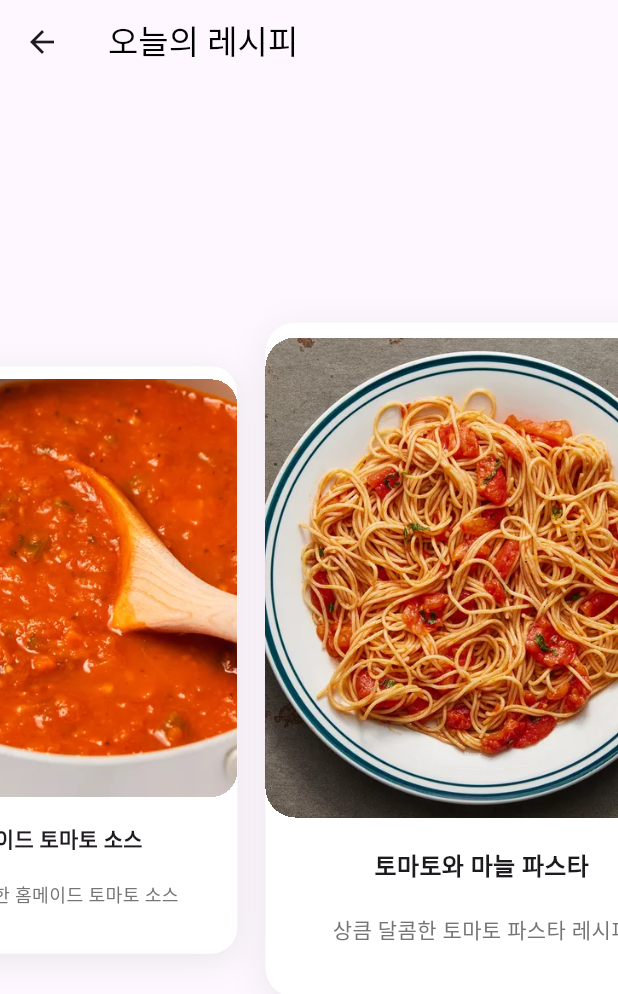
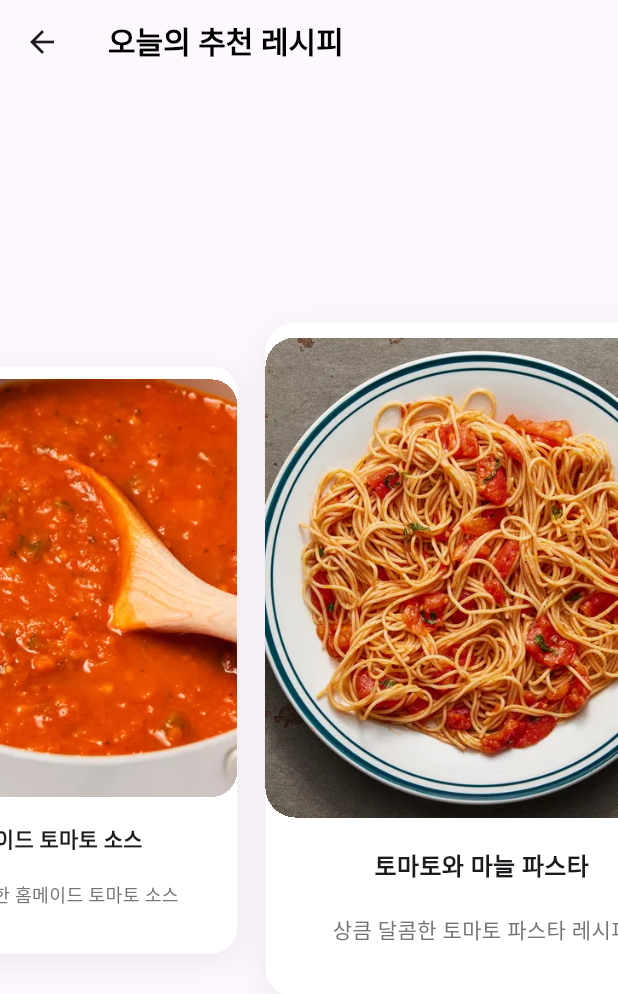
Before and after one commit to mi-ci/vgt, a Flutter app: the screen it shows after launch, after a tap on "오늘의 추천 레시피", on a phone screen of 412 x 824 dp. Shown: the top 994 px of the screen. Run offline on Flutter 3.47's test engine with Material 3 defaults, Android fonts, the phone set to English and light mode, and no system bars; drawn by our look-alikes of carousel_slider; our stand-ins replace animate_do, google_mobile_ads, image_picker, permission_handler; network calls fail.

Commit message:
jun-토큰페이지

```diff
--- a/analysis_options.yaml
+++ b/analysis_options.yaml
@@ -23,6 +23,5 @@ linter:
   rules:
     # avoid_print: false  # Uncomment to disable the `avoid_print` rule
     # prefer_single_quotes: true  # Uncomment to enable the `prefer_single_quotes` rule
-
 # Additional information about this file can be found at
 # https://dart.dev/guides/language/analysis-options
--- a/lib/main.dart
+++ b/lib/main.dart
@@ -1,9 +1,6 @@
-import 'dart:math';
 import 'package:flutter/material.dart';
 import 'package:flutter/services.dart';
 import 'package:animate_do/animate_do.dart';
-import 'package:bouncing_widget/bouncing_widget.dart';
-import 'package:pattern_formatter/pattern_formatter.dart';
 import 'package:image_picker/image_picker.dart';
 import 'package:permission_handler/permission_handler.dart';
 import 'random.dart';
@@ -11,6 +8,7 @@ import 'dart:io';
 import 'package:http/http.dart' as http;
 import 'camerapage.dart';
 import 'package:google_mobile_ads/google_mobile_ads.dart';
+import 'tokenPage.dart';
 
 void main() {
   WidgetsFlutterBinding.ensureInitialized();
@@ -229,7 +227,34 @@ class _SendMoneyState extends State<HomePage> {
                         ),
                       ),
                     ),
-                  )
+                  ),
+                  SizedBox(height: 10.0), // 여기에 SizedBox를 추가하여 위젯 사이에 간격을 줍니다.
+                  FadeInUp(
+                    duration: Duration(milliseconds: 1000),
+                    child: Padding(
+                      padding: const EdgeInsets.symmetric(horizontal: 50.0),
+                      child: Material(
+                        elevation: 5,
+                        borderRadius: BorderRadius.circular(10),
+                        color: Colors.black,
+                        child: MaterialButton(
+                          onPressed: () {
+                            Navigator.push(
+                              context,
+                              MaterialPageRoute(
+                                  builder: (context) => TokenPage()),
+                            );
+                          },
+                          minWidth: double.infinity,
+                          height: 50,
+                          child: Text(
+                            "토큰 페이지",
+                            style: TextStyle(color: Colors.white, fontSize: 16),
+                          ),
+                        ),
+                      ),
+                    ),
+                  ),
                 ],
               ),
             ),
--- a/lib/random.dart
+++ b/lib/random.dart
@@ -1,6 +1,5 @@
 import 'dart:convert';
 import 'dart:math';
-import 'main.dart';
 import 'package:flutter/material.dart';
 import 'package:flutter/services.dart' show rootBundle;
 import 'package:carousel_slider/carousel_slider.dart';
@@ -13,8 +12,8 @@ class RecipeRandomizer extends StatefulWidget {
 class _RecipeRandomizerState extends State<RecipeRandomizer> {
   List<Map> _products = [];
   int _current = 0;
-  dynamic _selectedIndex = {};
-  CarouselController _carouselController = new CarouselController();
+  Map _selectedIndex = {}; // 타입을 Map으로 변경
+  CarouselController _carouselController = CarouselController();
 
   @override
   void initState() {
@@ -35,27 +34,24 @@ class _RecipeRandomizerState extends State<RecipeRandomizer> {
     List<dynamic> categoryRawList = decodedData[randomCategory];
     List<Map> categoryList = categoryRawList.cast<Map>(); // 타입 캐스팅 추가
     if (categoryList.length >= 3) {
-      // 레시피가 3개 이상 있는지 확인
-      categoryList.shuffle(); // 리스트를 무작위로 섞음
-      List<Map> selectedRecipes = categoryList.sublist(0, 3); // 상위 3개의 레시피 선택
-      setState(() {
-        _products = selectedRecipes; // 상태 업데이트
-      });
+      categoryList.shuffle();
+      _products = categoryList.sublist(0, 3);
     } else {
-      // 레시피 수가 3개 미만인 경우의 처리 로직
-      // 예: 모든 레시피를 사용하거나 사용자에게 알림 등
-      setState(() {
-        _products = categoryList; // 가능한 모든 레시피를 사용
-      });
-    } // 리스트 복사 생성
+      _products = categoryList;
+    }
+    setState(() {});
   }
 
   @override
   Widget build(BuildContext context) {
     return Scaffold(
-      floatingActionButton: _selectedIndex.length > 0
+      floatingActionButton: _selectedIndex.isNotEmpty // Map이 비어있는지 확인
           ? FloatingActionButton(
-              onPressed: () {},
+              onPressed: () {
+                // onPressed 함수 구현
+                // 예: 선택된 레시피로 다음 단계로 이동하는 코드 추가
+                // Navigator.push(context, MaterialPageRoute(builder: (context) => NextPage()));
+              },
               child: Icon(Icons.arrow_forward_ios),
             )
           : null,
@@ -63,9 +59,11 @@ class _RecipeRandomizerState extends State<RecipeRandomizer> {
         elevation: 0,
         backgroundColor: Colors.transparent,
         title: Text(
-          '오늘의 레시피',
+          '오늘의 추천 레시피',
           style: TextStyle(
             color: Colors.black,
+            fontSize: 20, // 예시로 추가된 텍스트 스타일링
+            fontWeight: FontWeight.bold,
           ),
         ),
       ),
@@ -84,7 +82,8 @@ class _RecipeRandomizerState extends State<RecipeRandomizer> {
               setState(() {
                 _current = index;
               });
-                }),
+            },
+          ),
           items: _products.map((recipe) {
             return Builder(
               builder: (BuildContext context) {
@@ -105,22 +104,24 @@ class _RecipeRandomizerState extends State<RecipeRandomizer> {
                       color: Colors.white,
                       borderRadius: BorderRadius.circular(20),
                       border: _selectedIndex == recipe
-                              ? Border.all(
-                                  color: Colors.blue.shade500, width: 3)
+                          ? Border.all(color: Colors.blue.shade500, width: 3)
                           : null,
                       boxShadow: _selectedIndex == recipe
                           ? [
                               BoxShadow(
                                 color: Colors.blue.shade100,
                                 blurRadius: 30,
-                                      offset: Offset(0, 10))
+                                offset: Offset(0, 10),
+                              )
                             ]
                           : [
                               BoxShadow(
                                 color: Colors.grey.withOpacity(0.2),
                                 blurRadius: 20,
-                                      offset: Offset(0, 5))
-                                ]),
+                                offset: Offset(0, 5),
+                              )
+                            ],
+                    ),
                     child: SingleChildScrollView(
                       child: Column(
                         children: [
@@ -131,24 +132,26 @@ class _RecipeRandomizerState extends State<RecipeRandomizer> {
                             decoration: BoxDecoration(
                               borderRadius: BorderRadius.circular(20),
                             ),
-                              child: Image.asset(recipe['image'],
-                                  fit: BoxFit.cover),
+                            child: Image.asset(
+                              recipe['image'],
+                              fit: BoxFit.cover,
                             ),
-                            SizedBox(
-                              height: 20,
                           ),
+                          SizedBox(height: 20),
                           Text(
                             recipe['title'],
                             style: TextStyle(
-                                  fontSize: 16, fontWeight: FontWeight.bold),
+                              fontSize: 16,
+                              fontWeight: FontWeight.bold,
                             ),
-                            SizedBox(
-                              height: 20,
                           ),
+                          SizedBox(height: 20),
                           Text(
                             recipe['description'],
                             style: TextStyle(
-                                  fontSize: 14, color: Colors.grey.shade600),
+                              fontSize: 14,
+                              color: Colors.grey.shade600,
+                            ),
                           ),
                         ],
                       ),
@@ -157,7 +160,8 @@ class _RecipeRandomizerState extends State<RecipeRandomizer> {
                 );
               },
             );
-            }).toList()),
+          }).toList(),
+        ),
       ),
     );
   }
```
Also changed, not shown: lib/tokenPage.dart (added, +21 -0 lines). Lines whose indentation alone changed are shown as unchanged.
